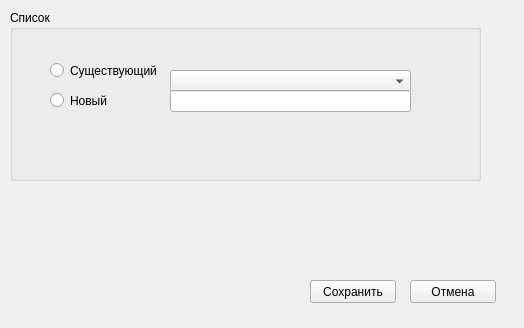
Old version of the form qokved/listsmanipulations.ui in the repository kostin1221/okved.
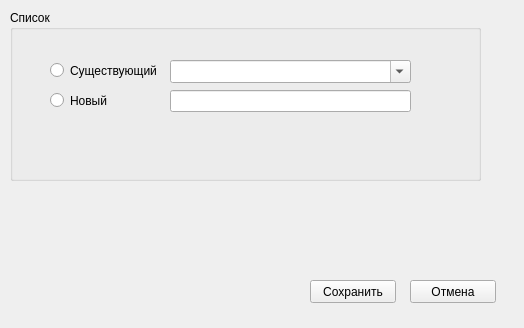
New version of the form.

What changed in the file:
```diff
--- a/qokved/listsmanipulations.ui
+++ b/qokved/listsmanipulations.ui
@@ -84,13 +84,13 @@
     <property name="geometry">
      <rect>
       <x>160</x>
-      <y>60</y>
+      <y>50</y>
       <width>241</width>
       <height>23</height>
      </rect>
     </property>
     <property name="editable">
-     <bool>false</bool>
+     <bool>true</bool>
     </property>
    </widget>
    <widget class="QLineEdit" name="lineEdit">
```
